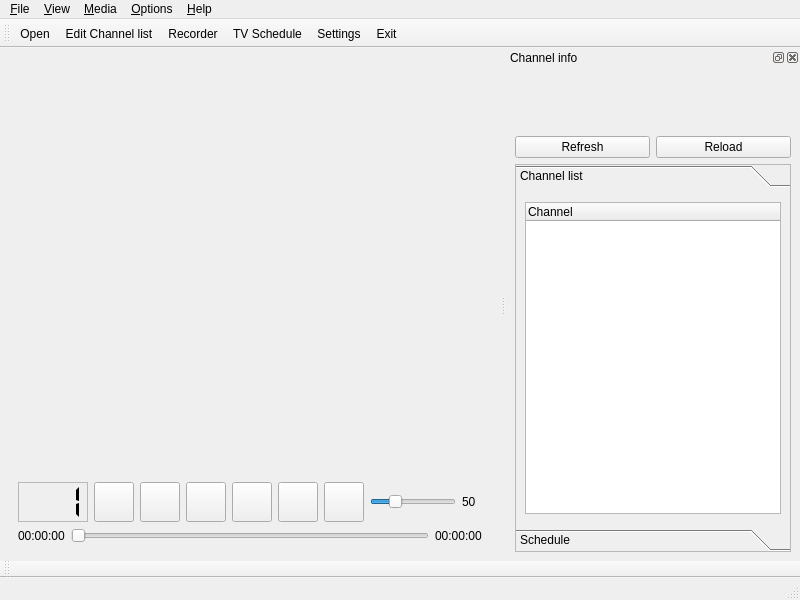
Before: the Qt Designer form ui/MainWindow.ui in ntadej/tano, drawn with Qt 5.
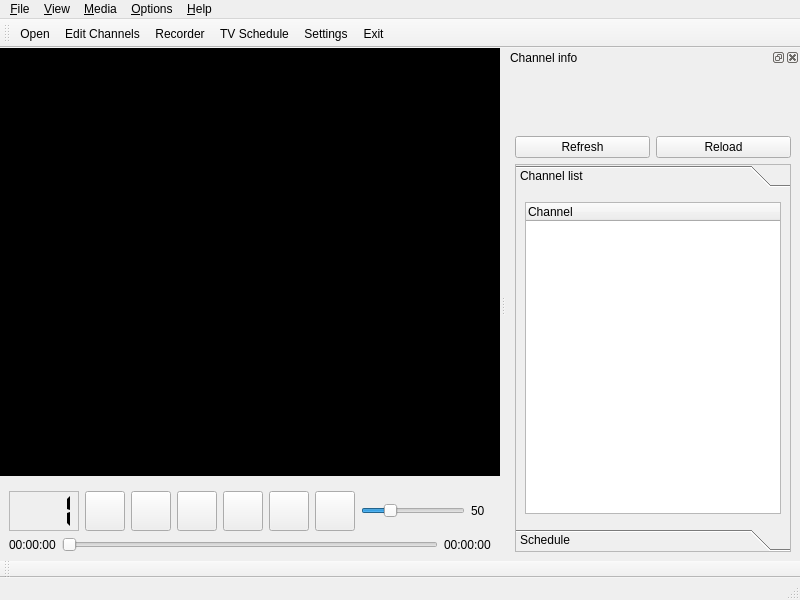
After: the same form once the commit is applied. Icons and pictures are not drawn. Custom widgets are drawn as their Qt base class.

The edit to the form file:
```diff
--- a/ui/MainWindow.ui
+++ b/ui/MainWindow.ui
@@ -19,8 +19,18 @@
   </property>
   <widget class="QWidget" name="centralwidget">
    <layout class="QVBoxLayout" name="centralLayout">
+    <property name="margin">
+     <number>0</number>
+    </property>
     <item>
-     <widget class="Video" name="videoWidget" native="true"/>
+     <widget class="QWidget" name="videoWidget" native="true">
+      <property name="autoFillBackground">
+       <bool>false</bool>
+      </property>
+      <property name="styleSheet">
+       <string notr="true">background-color: rgb(0, 0, 0);</string>
+      </property>
+     </widget>
     </item>
     <item>
      <widget class="QWidget" name="controlsWidget" native="true">
@@ -410,12 +420,12 @@
    </property>
    <property name="iconSize">
     <size>
-     <width>32</width>
-     <height>32</height>
+     <width>22</width>
+     <height>22</height>
     </size>
    </property>
    <property name="toolButtonStyle">
-    <enum>Qt::ToolButtonTextUnderIcon</enum>
+    <enum>Qt::ToolButtonTextBesideIcon</enum>
    </property>
    <attribute name="toolBarArea">
     <enum>TopToolBarArea</enum>
@@ -706,7 +716,10 @@
      <normaloff>:/icons/images/edit.png</normaloff>:/icons/images/edit.png</iconset>
    </property>
    <property name="text">
-    <string>Edit Channel list</string>
+    <string>Edit Channels</string>
+   </property>
+   <property name="toolTip">
+    <string>Edit Channels</string>
    </property>
   </action>
   <action name="actionHelp">
@@ -919,12 +932,6 @@
   </action>
  </widget>
  <customwidgets>
-  <customwidget>
-   <class>Video</class>
-   <extends>QWidget</extends>
-   <header>video/Video.h</header>
-   <container>1</container>
-  </customwidget>
   <customwidget>
    <class>EpgToday</class>
    <extends>QWidget</extends>
```
Left out of the diff: 14 changed lines with no effect on the pictures.
